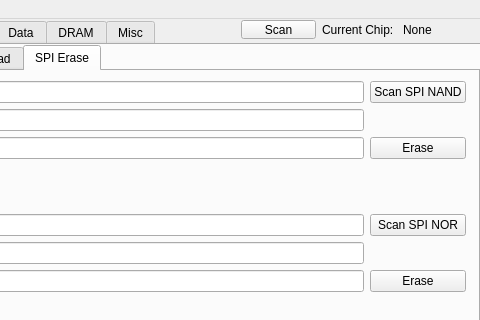
YuzukiTsuru/YFEL, file src/mainwindow.ui: the form before one commit; both pictures show x 209 to 689 and y 0 to 320 of the 689 by 407 pixel window.
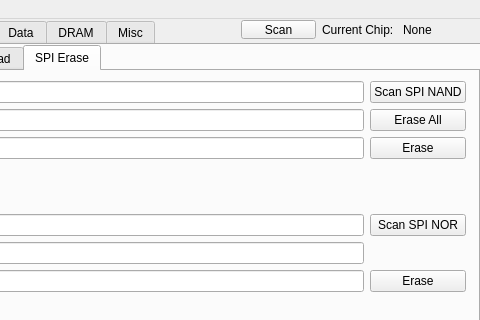
The form after the commit. The open tabs and pages were chosen to show the change.

Commit message: Modify the spi nand scan concurrency mode and delete the mainwindow

```diff
--- a/src/mainwindow.ui
+++ b/src/mainwindow.ui
@@ -632,6 +632,13 @@
            </property>
           </widget>
          </item>
+         <item row="2" column="4">
+          <widget class="QPushButton" name="flash_spi_erase_spi_nand_setall_button">
+           <property name="text">
+            <string>Erase All</string>
+           </property>
+          </widget>
+         </item>
         </layout>
        </widget>
       </widget>
```
Left out of the diff: 2 changed lines with no effect on the pictures. The commit also changes 5 other files.
